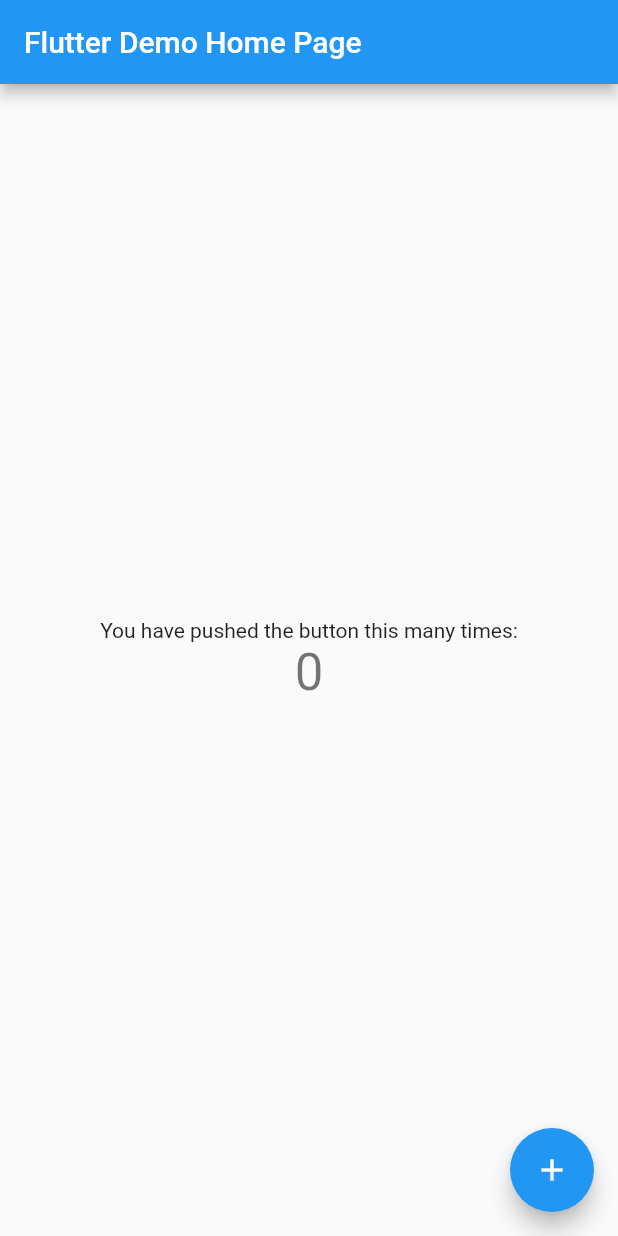
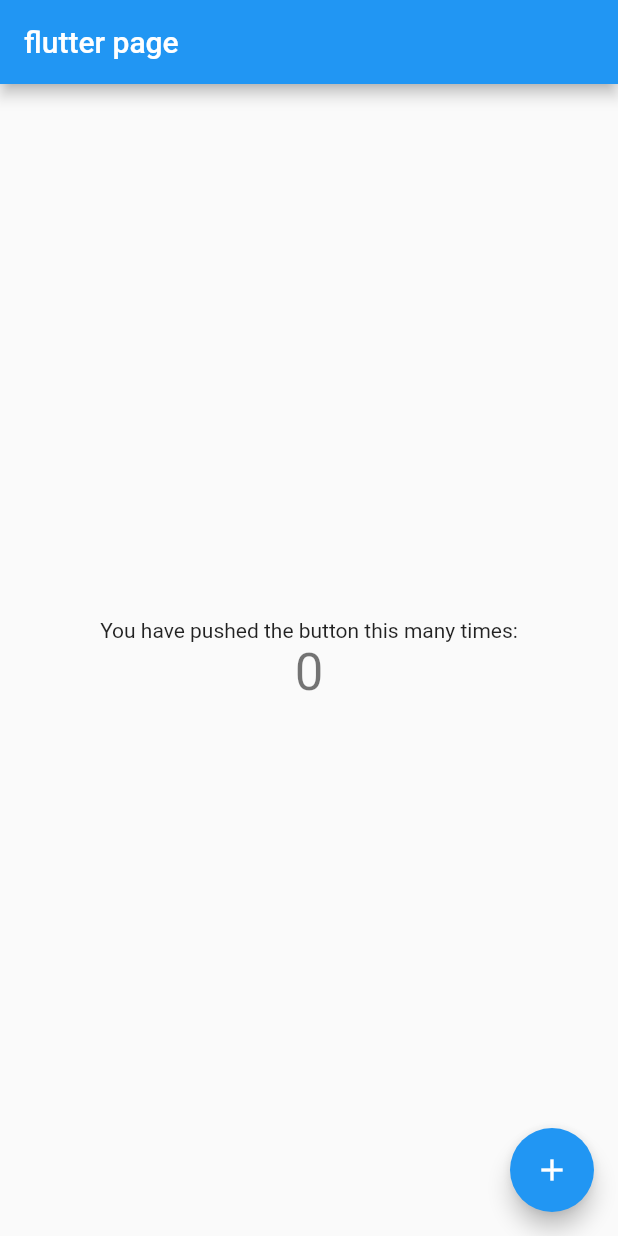
Before and after one commit to Selamawit-Siferh/flutter4, a Flutter app: the screen it shows after launch, on a phone screen of 412 x 824 dp. Run offline on Flutter 3.47's test engine with Material 2 defaults, Android fonts, the phone set to English and light mode, and no system bars.

Commit message:
I changed 1 and add 1 files

```diff
--- a/app1/lib/main.dart
+++ b/app1/lib/main.dart
@@ -73,7 +73,7 @@ class _MyHomePageState extends State<MyHomePage> {
       appBar: AppBar(
         // Here we take the value from the MyHomePage object that was created by
         // the App.build method, and use it to set our appbar title.
-        title: Text(widget.title),
+        title: Text('flutter page'),
       ),
       body: Center(
         // Center is a layout widget. It takes a single child and positions it
```
Also changed, not shown: app1/lib/selam.dart (added).
